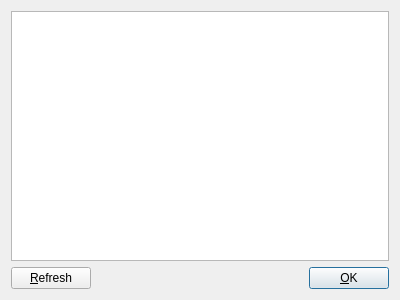
Rockbox/rockbox, file rbutil/rbutilqt/sysinfofrm.ui: the form before one commit.
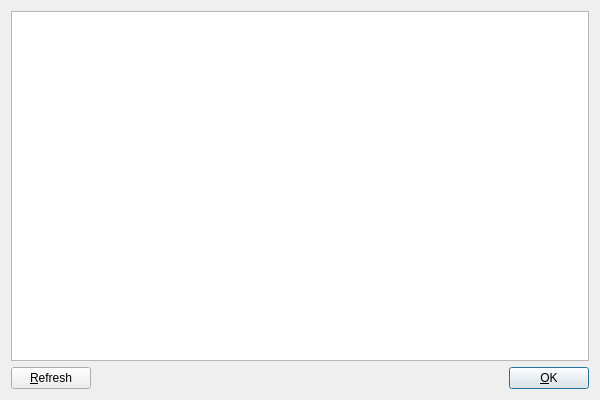
The form after the commit. Icons and pictures are not drawn.

Commit message:
Show cluster size in System Info dialog.
Enlarge the default size of the dialog to something more reasonable for the
extended information displayed.

```diff
--- a/rbutil/rbutilqt/sysinfofrm.ui
+++ b/rbutil/rbutilqt/sysinfofrm.ui
@@ -5,8 +5,8 @@
    <rect>
     <x>0</x>
     <y>0</y>
-    <width>400</width>
-    <height>300</height>
+    <width>600</width>
+    <height>400</height>
    </rect>
   </property>
   <property name="windowTitle" >
```
The commit also changes 1 other file.
